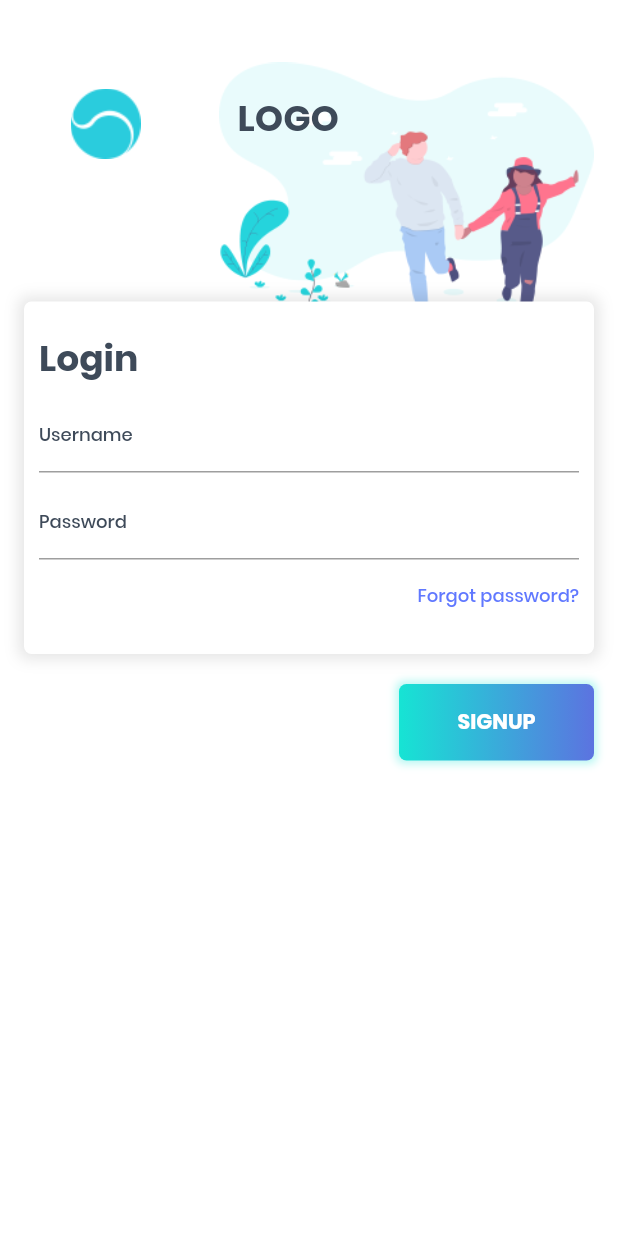
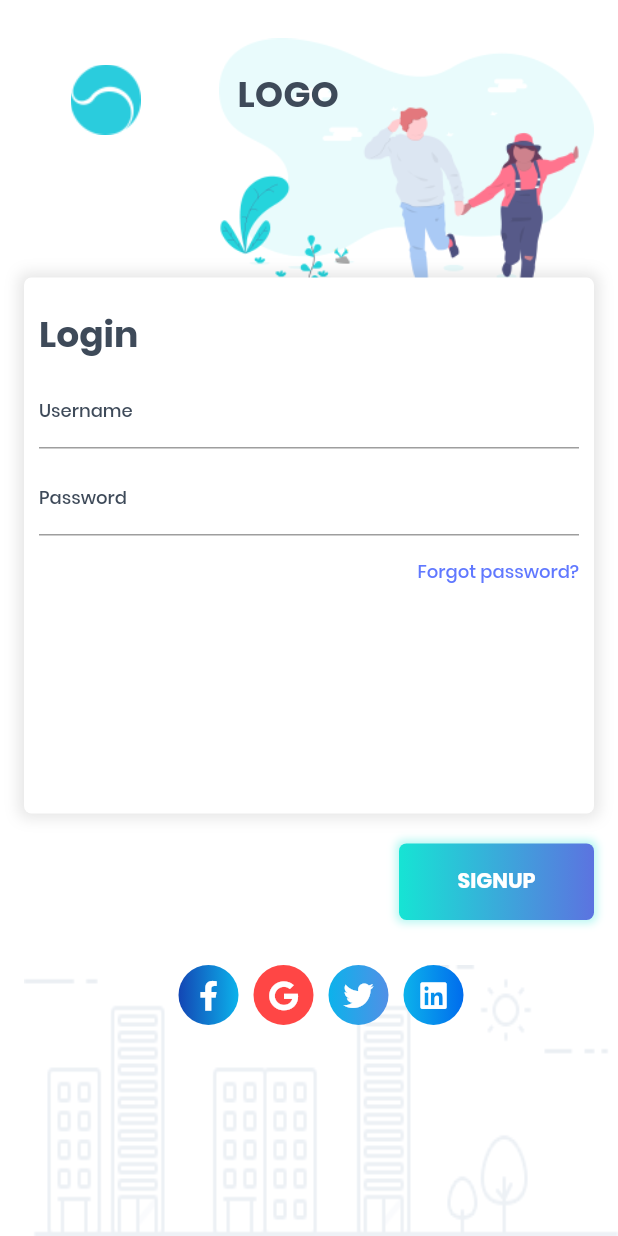
Before and after one commit to follow2vivek/FlutterBlog, a Flutter app: the screen it shows after launch, on a phone screen of 412 x 824 dp. Run offline on Flutter 3.47's test engine with Material 2 defaults, Android fonts, the phone set to English and light mode, and no system bars; our stand-ins replace font_awesome_flutter.

Commit message:
almost done.Added font awesome icon.

```diff
--- a/flutter_uplab_login_ui/lib/screen/login_screen.dart
+++ b/flutter_uplab_login_ui/lib/screen/login_screen.dart
@@ -2,6 +2,8 @@ import 'package:flutter/material.dart';
 import 'package:flutter_uplab_login_ui/util/color.dart';
 import 'package:flutter_uplab_login_ui/widget/header_logo.dart';
 import 'package:flutter_uplab_login_ui/widget/login.dart';
+import 'package:flutter_uplab_login_ui/widget/social.dart';
+import 'package:font_awesome_flutter/font_awesome_flutter.dart';
 
 class LoginScreen extends StatelessWidget {
   @override
@@ -9,11 +11,14 @@ class LoginScreen extends StatelessWidget {
     return Scaffold(
       backgroundColor: Colors.white,
       body: Container(
-        padding: EdgeInsets.all(16),
-        child: ListView(
-          shrinkWrap: true,
+        padding: EdgeInsets.only(left: 16),
+        child: Column(
           children: <Widget>[
-            Stack(
+            Expanded(
+              flex: 3,
+              child: Padding(
+                padding: EdgeInsets.only(right: 16),
+                child: Stack(
                   fit: StackFit.loose,
                   children: <Widget>[
                     Container(
@@ -23,7 +28,11 @@ class LoginScreen extends StatelessWidget {
                     Login()
                   ],
                 ),
-            Align(
+              ),
+            ),
+            Padding(
+              padding: const EdgeInsets.only(right: 16),
+              child: Align(
                 alignment: Alignment.centerRight,
                 child: Container(
                   padding: EdgeInsets.symmetric(
@@ -58,6 +67,27 @@ class LoginScreen extends StatelessWidget {
                     ),
                   ),
                 ),
+              ),
+            ),
+            SizedBox(
+              height: 30,
+            ),
+            Expanded(
+              flex: 1,
+              child: Stack(
+                children: <Widget>[
+                  Positioned.fill(
+                    child: Image.asset(
+                      'assets/image/bottom_bg.png',
+                      fit: BoxFit.fill,
+                    ),
+                  ),
+                  Align(
+                    alignment: Alignment.topCenter,
+                    child: Social(),
+                  )
+                ],
+              ),
             )
           ],
         ),
--- /dev/null
+++ b/flutter_uplab_login_ui/lib/widget/social.dart
@@ -0,0 +1,97 @@
+import 'package:flutter/material.dart';
+import 'package:font_awesome_flutter/font_awesome_flutter.dart';
+
+class Social extends StatelessWidget {
+  @override
+  Widget build(BuildContext context) {
+    return Row(
+      mainAxisAlignment: MainAxisAlignment.center,
+      children: <Widget>[
+        Container(
+          width: 40,
+          height: 40,
+          decoration: BoxDecoration(
+            gradient: LinearGradient(
+              colors: [
+                Color(0xff1346b4),
+                Color(0xff0cb2eb),
+              ],
+            ),
+            shape: BoxShape.circle,
+          ),
+          child: Center(
+            child: Icon(
+              FontAwesomeIcons.facebookF,
+              color: Colors.white,
+              size: 20,
+            ),
+          ),
+        ),
+        SizedBox(
+          width: 10,
+        ),
+        Container(
+          width: 40,
+          height: 40,
+          decoration: BoxDecoration(
+            color: Color(0xffff4645),
+            shape: BoxShape.circle,
+          ),
+          child: Center(
+            child: Icon(
+              FontAwesomeIcons.google,
+              color: Colors.white,
+              size: 20,
+            ),
+          ),
+        ),
+        SizedBox(
+          width: 10,
+        ),
+        Container(
+          width: 40,
+          height: 40,
+          decoration: BoxDecoration(
+            gradient: LinearGradient(
+              colors: [
+                Color(0xff0cb2eb),
+                Color(0xff5190e6),
+              ],
+            ),
+            shape: BoxShape.circle,
+          ),
+          child: Center(
+            child: Icon(
+              FontAwesomeIcons.twitter,
+              color: Colors.white,
+              size: 20,
+            ),
+          ),
+        ),
+        SizedBox(
+          width: 10,
+        ),
+        Container(
+          width: 40,
+          height: 40,
+          decoration: BoxDecoration(
+            gradient: LinearGradient(
+              colors: [
+                Color(0xff0cb2eb),
+                Color(0xff006ced),
+              ],
+            ),
+            shape: BoxShape.circle,
+          ),
+          child: Center(
+            child: Icon(
+              FontAwesomeIcons.linkedin,
+              color: Colors.white,
+              size: 20,
+            ),
+          ),
+        )
+      ],
+    );
+  }
+}
--- a/flutter_uplab_login_ui/pubspec.yaml
+++ b/flutter_uplab_login_ui/pubspec.yaml
@@ -14,7 +14,7 @@ description: A new Flutter project.
 version: 1.0.0+1
 
 environment:
-  sdk: ">=2.1.0 <3.0.0"
+  sdk: ">=2.0.0 <3.0.0"
 
 dependencies:
   flutter:
@@ -23,6 +23,7 @@ dependencies:
   # The following adds the Cupertino Icons font to your application.
   # Use with the CupertinoIcons class for iOS style icons.
   cupertino_icons: ^0.1.2
+  font_awesome_flutter: ^8.4.0
 
 dev_dependencies:
   flutter_test:
@@ -45,6 +46,7 @@ flutter:
    - assets/image/logo_1.png
    - assets/image/logo_2.png
    - assets/image/bg.png
+   - assets/image/bottom_bg.png
    - assets/image/prefix_email.png
    - assets/image/prefix_password.png
   #  - images/a_dot_ham.jpeg
```
Also changed, not shown: flutter_uplab_login_ui/assets/image/bottom_bg.png (added), flutter_uplab_login_ui/pubspec.lock. Lines whose indentation alone changed are shown as unchanged.
